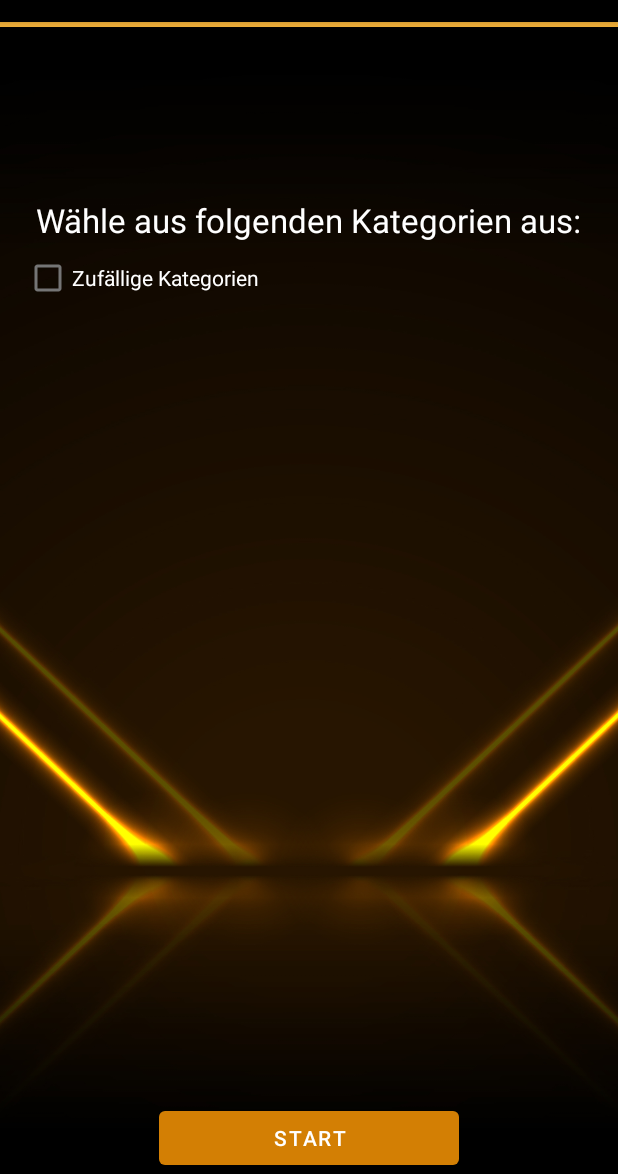
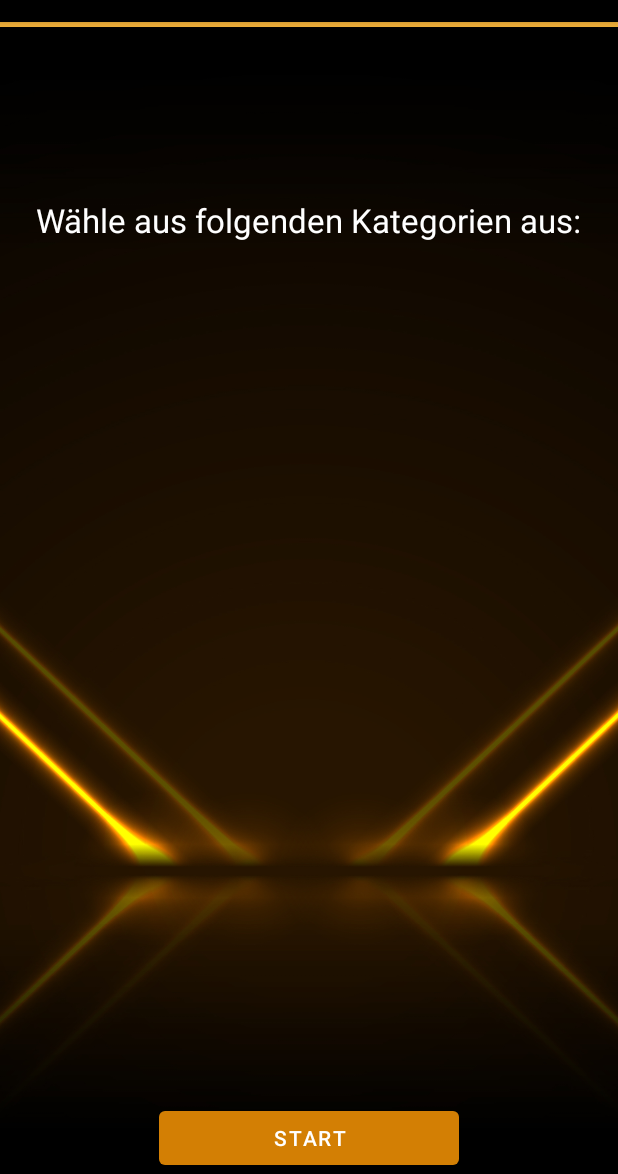
Before and after one commit to DavoudTavakol/TiM-Quizduell, an Android app: the layout gameid_screen.xml on its own in the app's theme, with its tools: preview values and no code run, on a phone screen of 412 x 824 dp, the part 62-1236 px from its top. Run offline under Robolectric (Android 15) with nearby library versions, the phone set to English and light mode, and no system bars.

Commit message:
get and send categories + checkbox color + fixes

```diff
--- a/quiz-frontend/app/src/main/res/layout/gameid_screen.xml
+++ b/quiz-frontend/app/src/main/res/layout/gameid_screen.xml
@@ -77,11 +77,6 @@ tools:context=".CategoriesActivity">
             app:layout_constraintRight_toRightOf="parent"
             app:layout_constraintTop_toTopOf="parent" />
 
-        <CheckBox android:id="@+id/allCtg"
-            android:layout_width="wrap_content"
-            android:layout_height="wrap_content"
-            android:textColor="@color/white"
-            android:text="Zufällige Kategorien"/>
 
         <LinearLayout
             android:id="@+id/ll_game_layout"
@@ -94,7 +89,6 @@ tools:context=".CategoriesActivity">
             tools:context=".MainActivity"></LinearLayout>
 
     </LinearLayout>
-
     <RelativeLayout
         android:layout_width="match_parent"
         android:layout_height="wrap_content">
--- a/quiz-frontend/app/src/main/res/values/themes.xml
+++ b/quiz-frontend/app/src/main/res/values/themes.xml
@@ -14,7 +14,12 @@
         <!-- Status bar color. -->
         <item name="android:statusBarColor" tools:targetApi="l">?attr/colorOnSecondary</item>
         <!-- Customize your theme here. -->
-693152
+
+
+    </style>
+
+    <style name="MyChechBox" parent="Theme.AppCompat.DayNight">
+        <item name="android:buttonTint">@color/white</item>
 
     </style>
 
```
Also changed, not shown: quiz-frontend/app/src/main/java/de/mmapp/quiz_frontend/CategoriesActivity.kt (+8 -23 lines), quiz-frontend/app/src/main/java/de/mmapp/quiz_frontend/MainActivity.kt (+10 -11 lines), quiz-frontend/app/src/main/java/de/mmapp/quiz_frontend/QuestionActivity.kt (+7 -4 lines).
